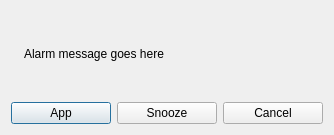
Qt form src/gui/alarmdialog.ui (edulix/confclerk) before a commit.
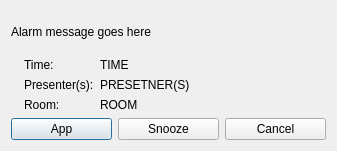
The same form after that commit. Icons and pictures are not drawn.

Commit message: updated alarm dialog

What changed in the file:
```diff
--- a/src/gui/alarmdialog.ui
+++ b/src/gui/alarmdialog.ui
@@ -5,16 +5,26 @@
    <rect>
     <x>0</x>
     <y>0</y>
-    <width>334</width>
-    <height>135</height>
+    <width>337</width>
+    <height>151</height>
    </rect>
   </property>
   <property name="windowTitle" >
    <string>Dialog</string>
   </property>
   <layout class="QGridLayout" name="gridLayout" >
-   <item row="0" column="0" >
+   <item row="2" column="0" >
     <layout class="QVBoxLayout" name="verticalLayout" >
+     <item>
+      <widget class="QLabel" name="message" >
+       <property name="text" >
+        <string>Alarm message goes here</string>
+       </property>
+       <property name="wordWrap" >
+        <bool>true</bool>
+       </property>
+      </widget>
+     </item>
      <item>
       <layout class="QHBoxLayout" name="horizontalLayout_2" >
        <item>
@@ -28,11 +38,50 @@
         </widget>
        </item>
        <item>
-        <widget class="QLabel" name="message" >
-         <property name="text" >
-          <string>Alarm message goes here</string>
-         </property>
-        </widget>
+        <layout class="QGridLayout" name="gridLayout_2" >
+         <item row="0" column="1" >
+          <widget class="QLabel" name="label_2" >
+           <property name="text" >
+            <string>Time:</string>
+           </property>
+          </widget>
+         </item>
+         <item row="1" column="1" >
+          <widget class="QLabel" name="label_3" >
+           <property name="text" >
+            <string>Presenter(s):</string>
+           </property>
+          </widget>
+         </item>
+         <item row="2" column="1" >
+          <widget class="QLabel" name="label_4" >
+           <property name="text" >
+            <string>Room:</string>
+           </property>
+          </widget>
+         </item>
+         <item row="1" column="2" >
+          <widget class="QLabel" name="persons" >
+           <property name="text" >
+            <string>PRESETNER(S)</string>
+           </property>
+          </widget>
+         </item>
+         <item row="0" column="2" >
+          <widget class="QLabel" name="time" >
+           <property name="text" >
+            <string>TIME</string>
+           </property>
+          </widget>
+         </item>
+         <item row="2" column="2" >
+          <widget class="QLabel" name="room" >
+           <property name="text" >
+            <string>ROOM</string>
+           </property>
+          </widget>
+         </item>
+        </layout>
        </item>
        <item>
         <spacer name="horizontalSpacer" >
```
The commit also changes 1 other file.
